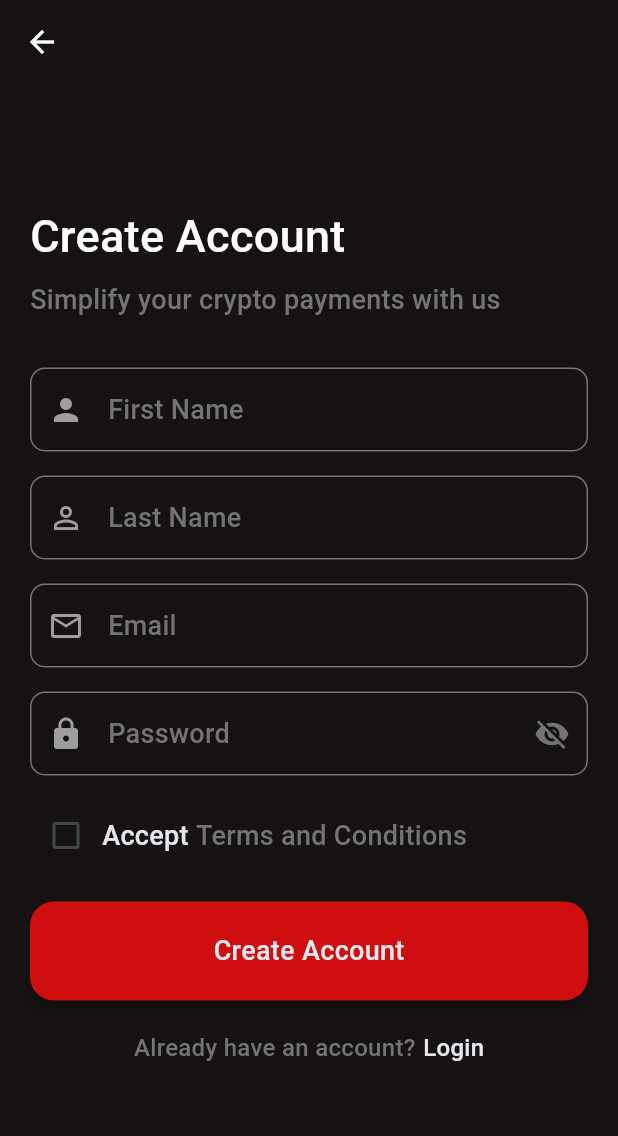
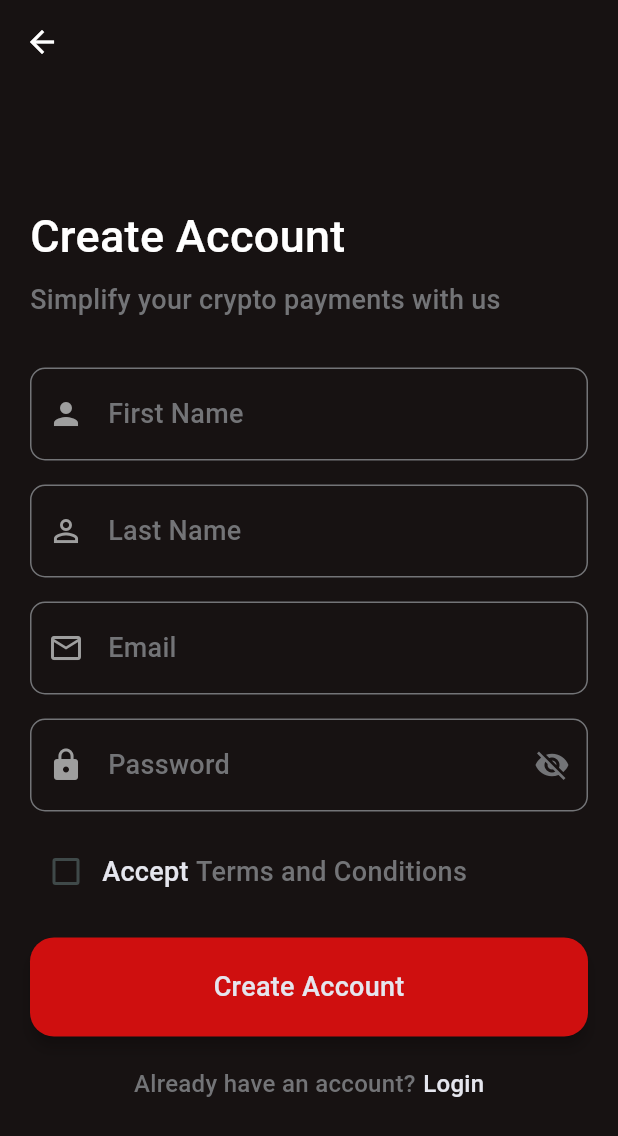
Before and after one commit to eslamohammed/Sushi_App, a Flutter app: the SignUpPage screen opened by its route, on a phone screen of 412 x 824 dp. Shown: the top 1136 px of the screen. Run offline on Flutter 3.47's test engine with Material 3 defaults, Android fonts, the phone set to English and light mode, and no system bars; our stand-ins replace flutter_screenutil; Roboto replaces fonts that are missing (M_PLUS_Rounded_1c, Zen_Kaku_Gothic_New).

Commit message:
Improve input fields style

```diff
--- a/lib/core/widgets/form_container.dart
+++ b/lib/core/widgets/form_container.dart
@@ -43,11 +43,12 @@ class _FormContainerWidgetState extends State<FormContainerWidget> {
   @override
   Widget build(BuildContext context) {
     return TextField(
+      cursorColor: ColorManager.grey,
       decoration: InputDecoration(
         labelText: widget.labelText,
         labelStyle: hintline.copyWith(color: ColorManager.grey),
         hintText: widget.hintText,
-        hintStyle: hintline,
+        hintStyle: hintline.copyWith(color: ColorManager.white),
         prefixIcon:
             widget.isPasswordField == true
                 ? Icon(Icons.lock, color: Colors.grey)
@@ -83,7 +84,7 @@ class _FormContainerWidgetState extends State<FormContainerWidget> {
           borderRadius: BorderRadius.circular(10.0),
         ),
       ),
-      style: Theme.of(context).inputDecorationTheme.hintStyle,
+      style: hintline.copyWith(color: ColorManager.lightGrey, fontSize: 20),
       controller: widget.controller,
       keyboardType: widget.inputType,
       key: widget.fieldKey,
```
